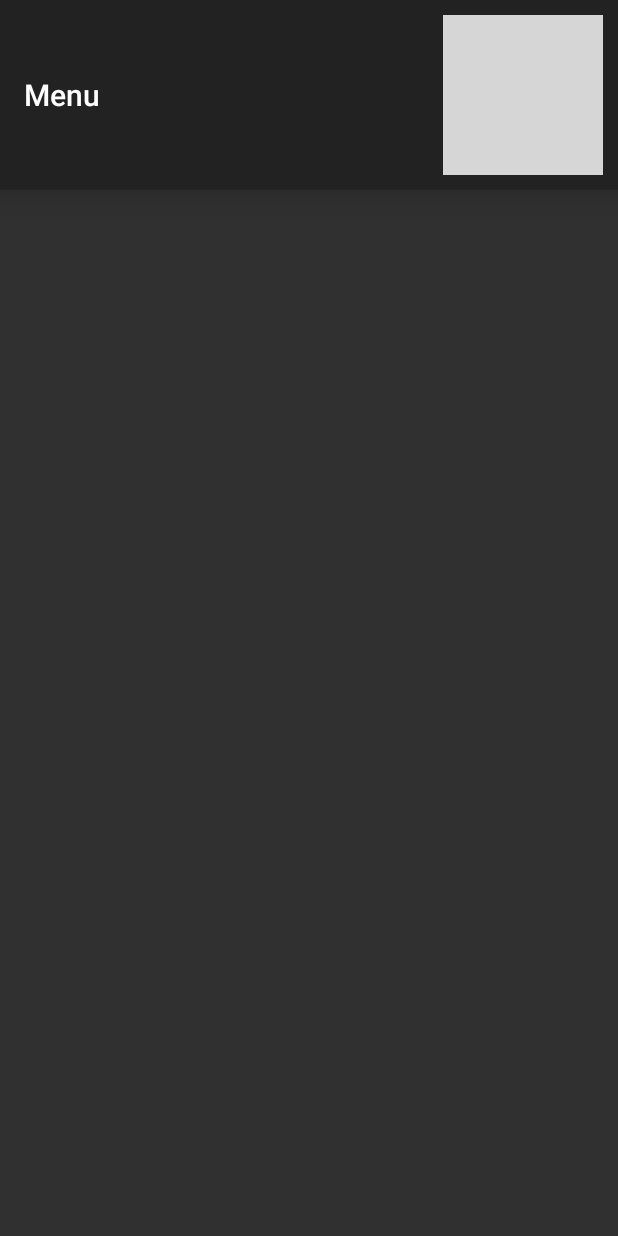
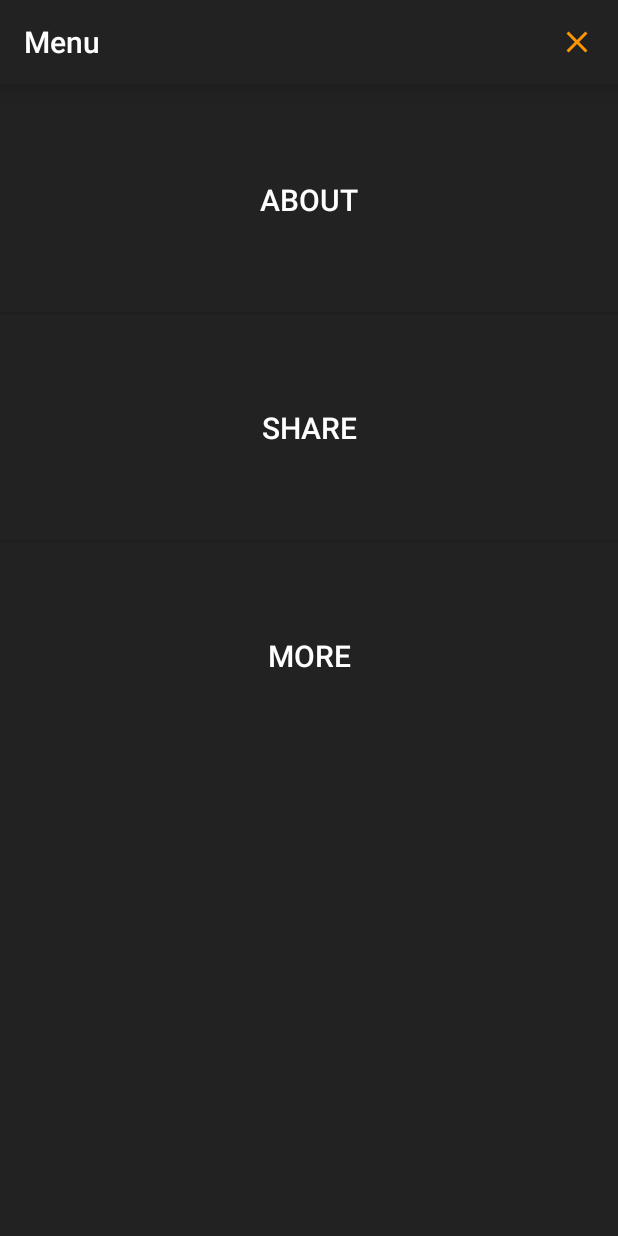
Before and after one commit to erlangshen312/solar_system, an Android app: the screen it shows after launch (MenuActivity), after a tap on "Menu button", on a phone screen of 412 x 824 dp. Run offline under Robolectric (Android 15) with nearby library versions, the phone set to English and light mode, and no system bars; plain views replace LinearLayout; grey boxes are pictures that could not be loaded.

Commit message:
bug fixed,

```diff
--- a/app/src/main/java/kg/enesaitech/planets/activity/DetailActivity.java
+++ b/app/src/main/java/kg/enesaitech/planets/activity/DetailActivity.java
@@ -2,6 +2,8 @@ package kg.enesaitech.planets.activity;
 
 import android.app.Activity;
 import android.os.Bundle;
+import android.support.v7.app.AppCompatActivity;
+import android.support.v7.widget.Toolbar;
 import android.view.View;
 import android.widget.ImageView;
 import android.widget.TextView;
@@ -10,10 +12,6 @@ import android.widget.Toast;
 import kg.enesaitech.planets.R;
 import kg.enesaitech.planets.db.Database;
 import kg.enesaitech.planets.db.Planets;
-
-
-import androidx.appcompat.app.AppCompatActivity;
-import androidx.appcompat.widget.Toolbar;
 
 public class DetailActivity extends AppCompatActivity {
 
@@ -40,8 +38,9 @@ public class DetailActivity extends AppCompatActivity {
             finish();
             return;
         }
-        planet_id = bundle.getInt("planet_id");
-        Planets planet = db.getPlanet(planet_id);
+
+        planet_id = bundle.getInt("planet_id"); //id
+        Planets planet = db.getPlanet(planet_id); //take from db one item by id
 
         toolbarDetail = (Toolbar) findViewById(R.id.toolbar_detail);
         setSupportActionBar(toolbarDetail);
@@ -113,42 +112,7 @@ public class DetailActivity extends AppCompatActivity {
         int image_third = this.getResources().getIdentifier("@drawable/" + planet.getThird_image(), null, this.getPackageName());
         secondImageIV.setImageResource(image_second);
         thirdImageIV.setImageResource(image_third);
+    }
 
 
-//        int id = activity.getResources().getIdentifier(planet.getImage(), "drawable", planet.getImage());
-//        imageIV.setImageResource(id);
-
-    }
-
-//    private void getInfoFromWiki() {
-//        JSONObject obj = new JSONObject();
-//        try {
-////            obj.put("planet_name", planet_name);
-//            Utils.GetInstance().sendRequest(this, "venus", null, false, new ResponseCallback() {
-//
-//                @Override
-//                public void onResponse(JSONObject responseData) {
-//                    Log.d("RESPONSE DATA " , "DATA" + responseData);
-//                    try {
-//                        if (responseData.getJSONObject("query").length() == 1) {
-//                            String data = String.valueOf(responseData.getJSONObject("query").getJSONObject("pages").getString("extract"));
-//                            descriptionTV.setText(data);
-//                            Toast.makeText(DetailActivity.this, "RESPONSE" + data, Toast.LENGTH_LONG).show();
-//                        }
-//                    } catch (Exception e) {
-//                        Toast.makeText(DetailActivity.this, "ERROR", Toast.LENGTH_LONG).show();
-//                        e.printStackTrace();
-//                    }
-//                }
-//
-//                @Override
-//                public void onError(String error) {
-//                    Log.e("GET_TRANSFER_DATA", "ERROR : " + error);
-//                }
-//            });
-//        } catch (Exception e) {
-//            e.printStackTrace();
-//        }
-//    }
-
 }
--- a/app/src/main/java/kg/enesaitech/planets/activity/MenuActivity.java
+++ b/app/src/main/java/kg/enesaitech/planets/activity/MenuActivity.java
@@ -2,34 +2,43 @@ package kg.enesaitech.planets.activity;
 
 import android.content.Intent;
 import android.os.Bundle;
+import android.support.v7.app.AppCompatActivity;
+import android.support.v7.widget.Toolbar;
+import android.view.KeyEvent;
 import android.view.View;
 import android.widget.ImageButton;
-
-import androidx.appcompat.app.AppCompatActivity;
-import androidx.appcompat.widget.Toolbar;
 
 import kg.enesaitech.planets.R;
 
 public class MenuActivity extends AppCompatActivity {
 
     private Toolbar toolbarMenu;
+
     @Override
     protected void onCreate(Bundle savedInstanceState) {
         super.onCreate(savedInstanceState);
         setContentView(R.layout.activity_menu);
 
         toolbarMenu = findViewById(R.id.toolbar_main);
+//        toolbarMenu.setTitleTextColor(0xFFFFFF); //Color set
         setSupportActionBar(toolbarMenu);
-        getSupportActionBar().setTitle("Menu");
+        getSupportActionBar().setTitle(R.string.menu);
 
-        ImageButton imageB = findViewById(R.id.main_menu_close);
-        imageB.setOnClickListener(new View.OnClickListener() {
+
+        ImageButton imageButtonCancel = findViewById(R.id.main_menu_close);
+        imageButtonCancel.setOnClickListener(new View.OnClickListener() {
             @Override
             public void onClick(View v) {
-                Intent intentMenu = new Intent(MenuActivity.this, PlanetsActivity.class);
-                startActivity(intentMenu);
+                onBackPressed();
             }
         });
 
+
+    }
+
+    //onBackPressed : return to previous activity
+    @Override
+    public void onBackPressed() {
+        super.onBackPressed();
     }
 }
--- a/app/src/main/java/kg/enesaitech/planets/activity/PlanetsActivity.java
+++ b/app/src/main/java/kg/enesaitech/planets/activity/PlanetsActivity.java
@@ -2,14 +2,13 @@ package kg.enesaitech.planets.activity;
 
 import android.content.Intent;
 import android.os.Bundle;
+import android.support.v7.app.AppCompatActivity;
+import android.support.v7.widget.Toolbar;
 import android.util.Log;
 import android.view.View;
 import android.widget.AdapterView;
 import android.widget.ImageButton;
 import android.widget.ListView;
-
-import androidx.appcompat.app.AppCompatActivity;
-import androidx.appcompat.widget.Toolbar;
 
 import java.util.ArrayList;
 
@@ -17,8 +16,6 @@ import kg.enesaitech.planets.R;
 import kg.enesaitech.planets.adapter.PlanetsAdapter;
 import kg.enesaitech.planets.db.Database;
 import kg.enesaitech.planets.db.Planets;
-
-import static android.webkit.ConsoleMessage.MessageLevel.LOG;
 
 public class PlanetsActivity extends AppCompatActivity {
 
@@ -39,14 +36,14 @@ public class PlanetsActivity extends AppCompatActivity {
 
         toolbarMain = findViewById(R.id.toolbar_main);
         setSupportActionBar(toolbarMain);
-        getSupportActionBar().setTitle("Planets");
+        getSupportActionBar().setTitle(R.string.planets);
 
-        ImageButton imageB = findViewById(R.id.main_menu);
-        imageB.setOnClickListener(new View.OnClickListener() {
+        ImageButton imageButtonNextPage = findViewById(R.id.main_menu);
+        imageButtonNextPage.setOnClickListener(new View.OnClickListener() {
             @Override
             public void onClick(View v) {
-                Intent intentMenu = new Intent(PlanetsActivity.this, MenuActivity.class);
-                startActivity(intentMenu);
+                Intent openMenuIntent = new Intent(PlanetsActivity.this, MenuActivity.class);
+                startActivity(openMenuIntent);
             }
         });
 
--- /dev/null
+++ b/app/src/main/res/drawable/ic_close_black.xml
@@ -0,0 +1,5 @@
+<vector android:height="24dp" android:tint="#FF9500"
+    android:viewportHeight="24.0" android:viewportWidth="24.0"
+    android:width="24dp" xmlns:android="http://schemas.android.com/apk/res/android">
+    <path android:fillColor="#FF000000" android:pathData="M19,6.41L17.59,5 12,10.59 6.41,5 5,6.41 10.59,12 5,17.59 6.41,19 12,13.41 17.59,19 19,17.59 13.41,12z"/>
+</vector>
--- /dev/null
+++ b/app/src/main/res/drawable/ic_menu_black_24dp.xml
@@ -0,0 +1,5 @@
+<vector android:height="24dp" android:tint="#FF9500"
+    android:viewportHeight="24.0" android:viewportWidth="24.0"
+    android:width="24dp" xmlns:android="http://schemas.android.com/apk/res/android">
+    <path android:fillColor="#FF000000" android:pathData="M3,18h18v-2L3,16v2zM3,13h18v-2L3,11v2zM3,6v2h18L21,6L3,6z"/>
+</vector>
--- a/app/src/main/res/layout/activity_menu.xml
+++ b/app/src/main/res/layout/activity_menu.xml
@@ -1,9 +1,10 @@
 <?xml version="1.0" encoding="utf-8"?>
-<android.support.constraint.LinearLayout xmlns:android="http://schemas.android.com/apk/res/android"
+<LinearLayout xmlns:android="http://schemas.android.com/apk/res/android"
     xmlns:app="http://schemas.android.com/apk/res-auto"
     xmlns:tools="http://schemas.android.com/tools"
     android:layout_width="match_parent"
     android:layout_height="match_parent"
+    android:orientation="vertical"
     tools:context=".activity.MenuActivity">
 
     <!-- The main content view -->
@@ -23,9 +24,10 @@
             android:layout_gravity="end"
             android:layout_margin="10dp"
             android:background="@color/colorBackground"
+            android:contentDescription="@string/cancel_button"
             android:padding="5dp"
             android:scrollbarSize="5dp"
-            android:src="@drawable/ic_menu_close"
+            android:src="@drawable/ic_close_black"
             tools:layout_editor_absoluteX="388dp"
             tools:layout_editor_absoluteY="18dp" />
 
@@ -42,8 +44,7 @@
         <LinearLayout
             android:layout_width="match_parent"
             android:layout_height="wrap_content"
-            android:orientation="vertical" />
-    </ScrollView>
+            android:orientation="vertical">
 
             <Button
                 android:id="@+id/menu_about"
@@ -51,41 +52,32 @@
                 android:layout_height="150dp"
                 android:layout_marginTop="2dp"
                 android:background="@color/colorBackground"
-        android:text="Rating"
+                android:text="@string/about"
                 android:textSize="20sp"
-        app:layout_constraintTop_toBottomOf="@+id/menu_about4"
+                app:layout_constraintTop_toBottomOf="@+id/menu_share"
                 tools:layout_editor_absoluteX="0dp" />
 
             <Button
-        android:id="@+id/menu_about4"
+                android:id="@+id/menu_share"
                 android:layout_width="match_parent"
                 android:layout_height="150dp"
                 android:layout_marginTop="2dp"
                 android:background="@color/colorBackground"
-        android:text="Support "
+                android:text="@string/share"
                 android:textSize="20sp"
-        app:layout_constraintTop_toBottomOf="@+id/menu_about3"
+                app:layout_constraintTop_toBottomOf="@+id/menu_more"
                 tools:layout_editor_absoluteX="0dp" />
 
             <Button
-        android:id="@+id/menu_about3"
+                android:id="@+id/menu_more"
                 android:layout_width="match_parent"
                 android:layout_height="150dp"
                 android:layout_marginTop="2dp"
                 android:background="@color/colorBackground"
-        android:text="Advice"
+                android:text="@string/more"
                 android:textSize="20sp"
-        app:layout_constraintTop_toBottomOf="@+id/menu_about2"
                 tools:layout_editor_absoluteX="0dp" />
 
-    <Button
-        android:id="@+id/menu_about2"
-        android:layout_width="match_parent"
-        android:layout_height="150dp"
-        android:layout_marginTop="2dp"
-        android:background="@color/colorBackground"
-        android:text="About"
-        android:textSize="20sp"
-        app:layout_constraintTop_toBottomOf="@+id/toolbar_main"
-        tools:layout_editor_absoluteX="-16dp" />
-</android.support.constraint.LinearLayout>
+        </LinearLayout>
+    </ScrollView>
+</LinearLayout>
--- a/app/src/main/res/layout/activity_planets.xml
+++ b/app/src/main/res/layout/activity_planets.xml
@@ -14,6 +14,10 @@
         android:layout_height="wrap_content"
         android:background="@color/colorBackground"
         android:elevation="14dp"
+        app:layout_constraintBottom_toTopOf="@+id/planets_list"
+        app:layout_constraintEnd_toEndOf="parent"
+        app:layout_constraintStart_toStartOf="parent"
+        app:layout_constraintTop_toTopOf="parent"
         app:subtitleTextColor="#FFFFFF"
         app:titleTextColor="#FFFFFF"
         tools:ignore="MissingConstraints">
@@ -25,12 +29,12 @@
             android:layout_gravity="end"
             android:layout_margin="10dp"
             android:background="@color/colorBackground"
+            android:contentDescription="@string/menu_button"
             android:padding="5dp"
             android:scrollbarSize="5dp"
-            android:src="@drawable/ic_menu_orange"
+            android:src="@drawable/ic_menu_black_24dp"
             tools:layout_editor_absoluteX="388dp"
-            tools:layout_editor_absoluteY="18dp"
-            android:contentDescription="Menu button" />
+            tools:layout_editor_absoluteY="18dp" />
 
     </android.support.v7.widget.Toolbar>
 
--- a/app/src/main/res/values/strings.xml
+++ b/app/src/main/res/values/strings.xml
@@ -1,4 +1,11 @@
 <resources>
     <string name="app_name">Planets</string>
     <!--<string name="app_name">Planets</string>-->
+    <string name="about">About</string>
+    <string name="share">Share</string>
+    <string name="more">More</string>
+    <string name="menu_button">Menu button</string>
+    <string name="cancel_button">Cancel button</string>
+    <string name="planets">Planets</string>
+    <string name="menu">Menu</string>
 </resources>
```
Also changed, not shown: app/src/main/java/kg/enesaitech/planets/db/Planets.java (+0 -31 lines), 1 other file. Lines whose indentation alone changed are shown as unchanged.
